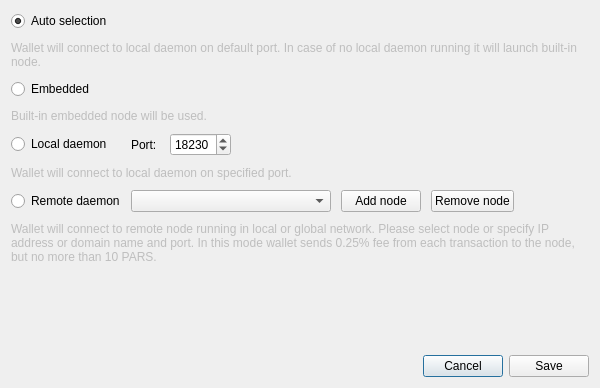
mygirl8893/CatalystGUI-Evo-3.0.4, file src/gui/ui/connectionsettingsdialog.ui: the form before one commit.
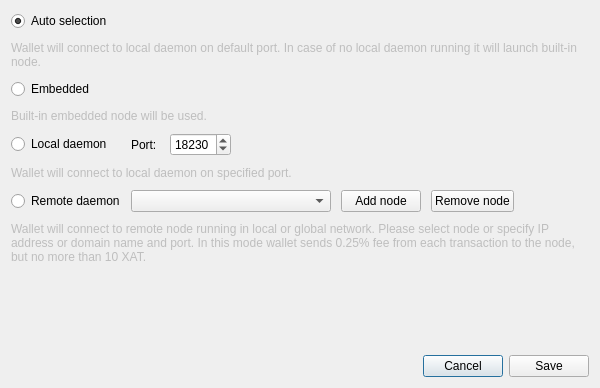
The form after the commit. Icons and pictures are not drawn.

Patch:
```diff
--- a/src/gui/ui/connectionsettingsdialog.ui
+++ b/src/gui/ui/connectionsettingsdialog.ui
@@ -248,7 +248,7 @@
         </size>
        </property>
        <property name="text">
-        <string>Wallet will connect to remote node running in local or global network. Please select node or specify IP address or domain name and port. In this mode wallet sends 0.25% fee from each transaction to the node, but no more than 10 PARS.</string>
+        <string>Wallet will connect to remote node running in local or global network. Please select node or specify IP address or domain name and port. In this mode wallet sends 0.25% fee from each transaction to the node, but no more than 10 XAT.</string>
        </property>
        <property name="wordWrap">
         <bool>true</bool>
```
